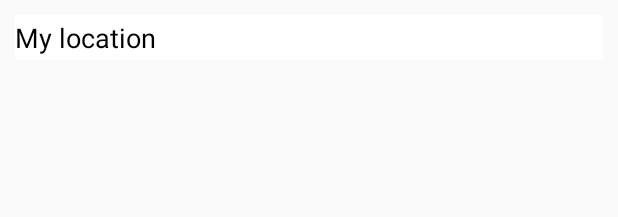
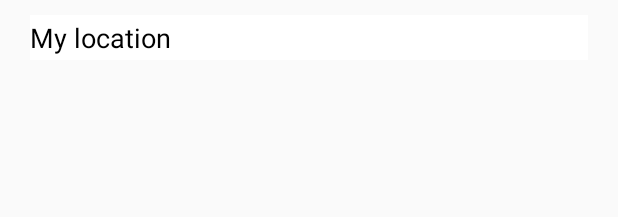
Before and after one commit to jiahaoliuliu/GoogleMapsRoute, an Android app: the layout fragment_location_search.xml on its own in the app's theme, with its tools: preview values and no code run, on a phone screen of 412 x 824 dp. Shown: the top 217 px of the screen. Run offline under Robolectric (Android 15) with nearby library versions, the light colour scheme and no system bars.

Commit message:
Updated the view for the search

```diff
--- a/app/src/main/java/com/jiahaoliuliu/googlemapsroute/MainActivity.kt
+++ b/app/src/main/java/com/jiahaoliuliu/googlemapsroute/MainActivity.kt
@@ -10,7 +10,6 @@ import com.jiahaoliuliu.googlemapsroute.databinding.ActivityMainBinding
 class MainActivity : AppCompatActivity(), SearchLocationListener, OnLocationFoundListener {
 
     private lateinit var binding: ActivityMainBinding
-    // TODO: Pass the arguments
     private val originFragment = OriginFragment()
     private val destinationFragment = DestinationFragment()
     private var locationSearchFragment: LocationSearchFragment? = null
@@ -53,7 +52,6 @@ class MainActivity : AppCompatActivity(), SearchLocationListener, OnLocationFoun
 
     override fun onSearchLocationByAddressRequested(address: String) {
         locationSearchFragment?.let {
-            it.updateAddress(address)
             supportFragmentManager.beginTransaction().replace(R.id.container, it).commit()
         } ?: run {
             locationSearchFragment = LocationSearchFragment.newInstance(address)
--- a/app/src/main/res/layout/fragment_destination.xml
+++ b/app/src/main/res/layout/fragment_destination.xml
@@ -14,7 +14,7 @@
     <Button
         android:id="@+id/address_input"
         android:layout_width="match_parent"
-        android:layout_height="30dp"
+        android:layout_height="35dp"
         android:layout_marginStart="20dp"
         android:layout_marginEnd="20dp"
         android:background="@android:color/white"
@@ -26,11 +26,12 @@
         android:visibility="gone"
         tools:visibility="visible"
         android:gravity="start|center_vertical"
+        android:layout_marginTop="10dp"
         app:layout_constraintStart_toStartOf="parent"
         app:layout_constraintEnd_toEndOf="parent"
         app:layout_constraintTop_toTopOf="parent"
         app:layout_constraintBottom_toBottomOf="parent"
-        app:layout_constraintVertical_bias="0.1"/>
+        app:layout_constraintVertical_bias="0"/>
 
     <Button
         android:id="@+id/show_full_route_button"
--- a/app/src/main/res/layout/fragment_location_search.xml
+++ b/app/src/main/res/layout/fragment_location_search.xml
@@ -10,6 +10,8 @@
             android:id="@+id/address_input"
             android:layout_width="match_parent"
             android:layout_height="30dp"
+            android:layout_marginStart="10dp"
+            android:layout_marginEnd="10dp"
             android:background="@android:color/white"
             android:textColor="@android:color/black"
             android:singleLine="true"
```
Also changed, not shown: app/src/main/java/com/jiahaoliuliu/googlemapsroute/LocationSearchFragment.kt (+2 -6 lines).
